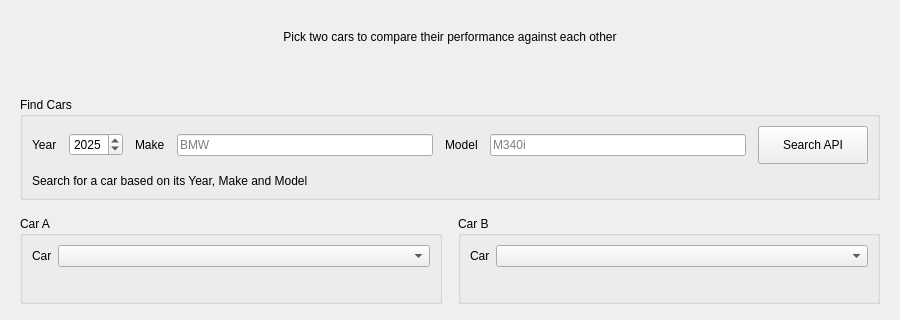
Before: the Qt Designer form mainwindow.ui in atifmn/car-comparison, drawn with Qt 5; both pictures show x 0 to 900 and y 133 to 453 of the 900 by 640 pixel window.
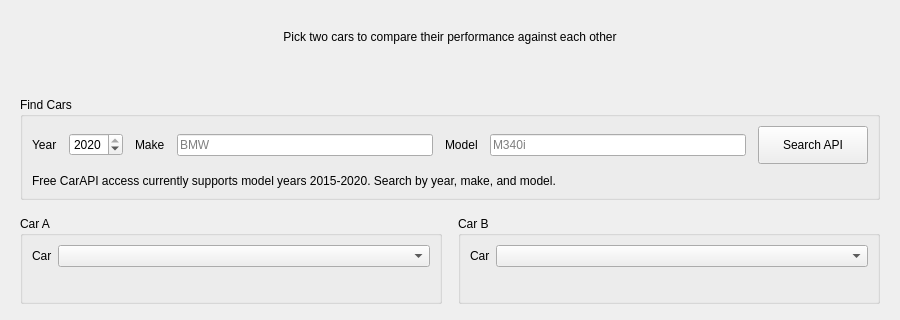
After: the same form once the commit is applied.

Commit message: Updated year selector to match 2015-2020 searches with API, added API authentication within program

Patch:
```diff
--- a/mainwindow.ui
+++ b/mainwindow.ui
@@ -78,13 +78,13 @@
        <item row="0" column="1">
         <widget class="QSpinBox" name="yearSearchSpinBox">
          <property name="minimum">
-          <number>1990</number>
+          <number>2015</number>
          </property>
          <property name="maximum">
-          <number>2026</number>
+          <number>2020</number>
          </property>
          <property name="value">
-          <number>2025</number>
+          <number>2020</number>
          </property>
         </widget>
        </item>
@@ -132,7 +132,7 @@
        <item row="1" column="0" colspan="7">
         <widget class="QLabel" name="searchStatusLabel">
          <property name="text">
-          <string>Search for a car based on its Year, Make and Model</string>
+          <string>Free CarAPI access currently supports model years 2015-2020. Search by year, make, and model.</string>
          </property>
          <property name="wordWrap">
           <bool>true</bool>
```
Left out of the diff: 2 changed lines with no effect on the pictures. The commit also changes 2 other files.
